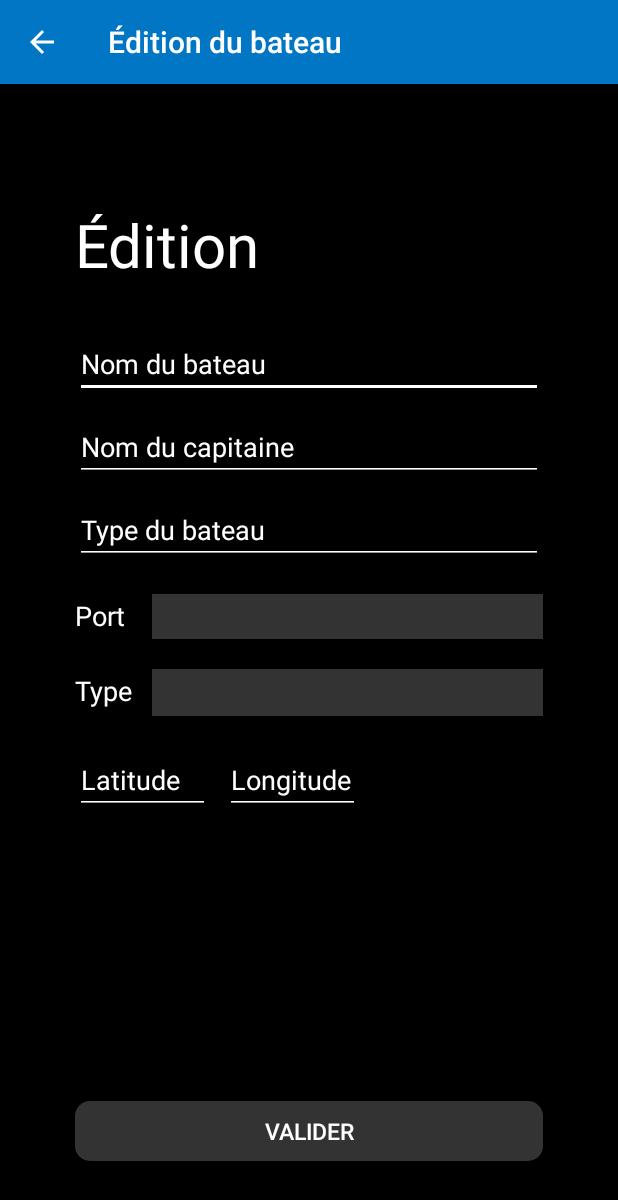
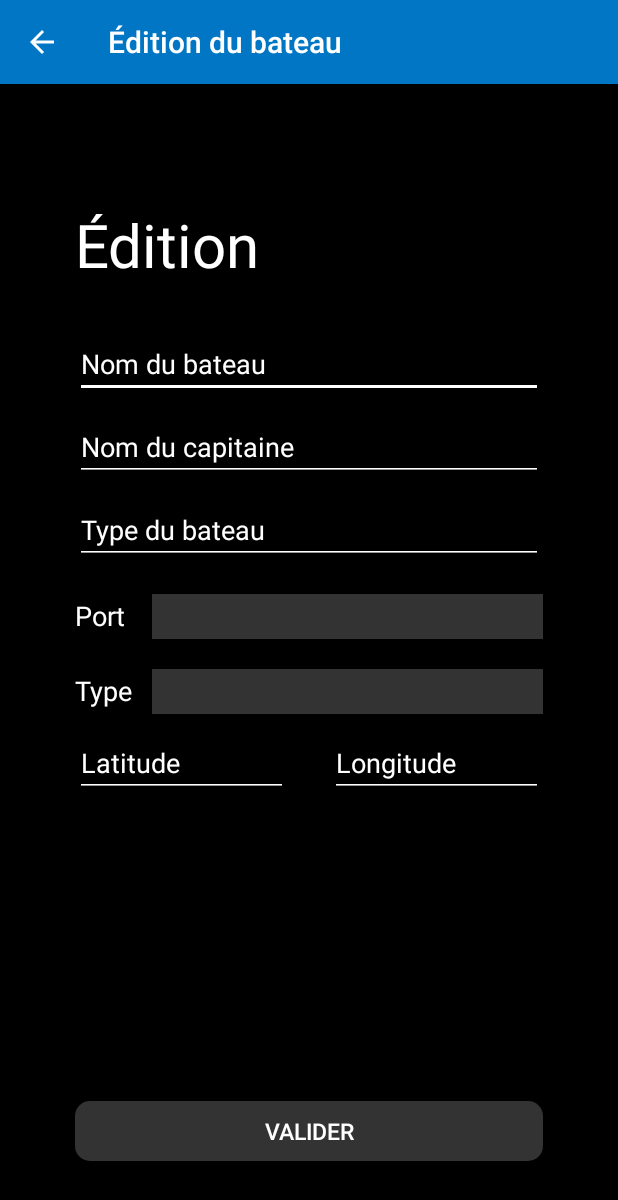
Before and after one commit to thomas-miceli/flotte-bateaux, an Android app: the BoatEditorActivity screen opened directly, with no data from a screen before it, on a phone screen of 412 x 824 dp. Shown: the top 1200 px of the screen. Run offline under Robolectric (Android 15) with nearby library versions, the phone set to English and light mode, and no system bars; our stand-ins replace Firebase (no records; nobody signed in at launch, a user with empty details on screens opened directly).

Commit message:
Corrections problèmes graphiques

```diff
--- a/app/src/main/java/ovh/tomus/iut/flotte/Activities/AddBoatActivity.kt
+++ b/app/src/main/java/ovh/tomus/iut/flotte/Activities/AddBoatActivity.kt
@@ -33,7 +33,7 @@ class AddBoatActivity : AppCompatActivity() {
                     harbourList[harbour.data["name"].toString()] = harbour.id
                 }
                 val adapter = ArrayAdapter(
-                    this, android.R.layout.simple_spinner_item, harbourList.keys.toTypedArray()
+                    this, R.layout.spinner_item, harbourList.keys.toTypedArray()
                 )
                 adapter.setDropDownViewResource(android.R.layout.simple_spinner_dropdown_item)
                 harbourspinner.adapter = adapter
--- a/app/src/main/java/ovh/tomus/iut/flotte/Activities/BoatEditorActivity.kt
+++ b/app/src/main/java/ovh/tomus/iut/flotte/Activities/BoatEditorActivity.kt
@@ -44,7 +44,7 @@ class BoatEditorActivity : AppCompatActivity() {
                     harbourList[harbour.data["name"].toString()] = harbour.id
                 }
                 val adapter = ArrayAdapter(
-                    this, android.R.layout.simple_spinner_item, harbourList.keys.toTypedArray()
+                    this, R.layout.spinner_item, harbourList.keys.toTypedArray()
                 )
                 adapter.setDropDownViewResource(android.R.layout.simple_spinner_dropdown_item)
                 harbourspinner.adapter = adapter
@@ -60,7 +60,7 @@ class BoatEditorActivity : AppCompatActivity() {
                 }
 
                 val adapter = ArrayAdapter(
-                    this, android.R.layout.simple_spinner_item, typeList.keys.toTypedArray()
+                    this, R.layout.spinner_item, typeList.keys.toTypedArray()
                 )
                 adapter.setDropDownViewResource(android.R.layout.simple_spinner_dropdown_item)
                 typespinner.adapter = adapter
--- a/app/src/main/res/layout/activity_boat_editor.xml
+++ b/app/src/main/res/layout/activity_boat_editor.xml
@@ -115,35 +115,37 @@
             android:textColorHint="#FFFFFF"
             android:textSize="18sp"
             android:backgroundTint="#FFFFFF"
-            android:layout_width="90dp"
+            android:layout_width="0dp"
             android:layout_height="wrap_content"
             android:inputType="numberSigned"
             android:ems="10"
             android:id="@+id/latitudeInput"
-            app:layout_constraintStart_toStartOf="parent" android:layout_marginTop="20dp"
+            app:layout_constraintStart_toStartOf="parent" android:layout_marginTop="10dp"
             app:layout_constraintTop_toBottomOf="@+id/typespinner"
             android:hint="Latitude"
-            android:layout_marginStart="50dp"/>
+            android:layout_marginStart="50dp" android:layout_marginEnd="220dp"
+            app:layout_constraintEnd_toEndOf="parent"/>
     <EditText
             android:textColor="#FFFFFF"
             android:textColorHint="#FFFFFF"
             android:textSize="18sp"
             android:backgroundTint="#FFFFFF"
-            android:layout_width="90dp"
+            android:layout_width="0dp"
             android:layout_height="wrap_content"
             android:inputType="numberSigned"
             android:ems="10"
             android:id="@+id/longitudeInput"
             android:hint="Longitude"
-            app:layout_constraintStart_toEndOf="@+id/latitudeInput"
-            android:layout_marginStart="10dp" android:layout_marginTop="20dp"
-            app:layout_constraintTop_toBottomOf="@+id/typespinner"/>
+            android:layout_marginTop="10dp"
+            app:layout_constraintTop_toBottomOf="@+id/typespinner" android:layout_marginEnd="50dp"
+            app:layout_constraintEnd_toEndOf="parent" android:layout_marginStart="220dp"
+            app:layout_constraintStart_toStartOf="parent"/>
     <Spinner
             android:textColor="#FFFFFF"
             android:background="#333333"
             android:popupBackground="#FFFFFF"
             android:layout_width="0dp"
-            android:layout_height="31dp"
+            android:layout_height="30dp"
             android:id="@+id/typespinner"
             app:layout_constraintEnd_toEndOf="parent"
             android:layout_marginEnd="50dp"
```
Also changed, not shown: app/src/main/res/layout/activity_addboat2.xml (+10 -6 lines), app/src/main/res/layout/activity_login.xml (+26 -17 lines), app/src/main/res/layout/spinner_item.xml (added, +10 -0 lines).
